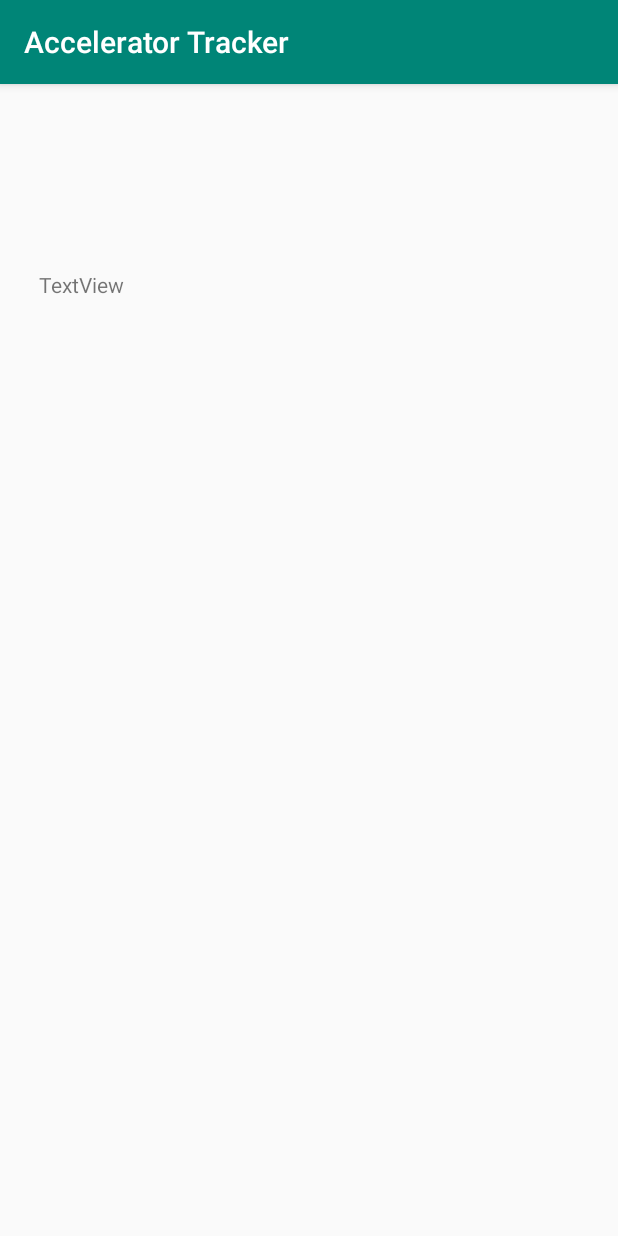
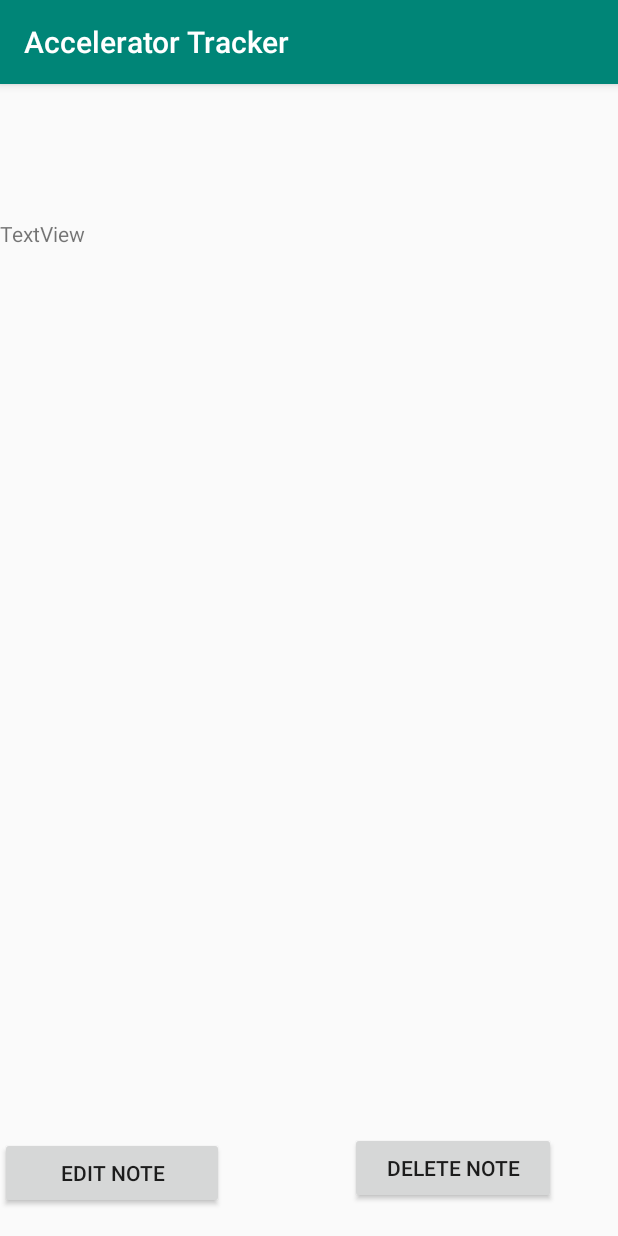
Before and after one commit to XarnnibusTug/WGU-Term_Tracker, an Android app: the CourseNoteViewActivity screen opened directly, with no data from a screen before it, on a phone screen of 412 x 824 dp. Run offline under Robolectric (Android 15) with nearby library versions, the phone set to English and light mode, and no system bars.

Commit message:
Feat: Course Note Edit and Course Note Delete

```diff
--- a/app/src/main/AndroidManifest.xml
+++ b/app/src/main/AndroidManifest.xml
@@ -21,6 +21,7 @@
             android:name=".CourseProvider"
             android:authorities="com.example.jmor123.myapplication.CourseProvider"
             android:exported="true" />
+        <!-- Course Note Provider -->
         <provider
             android:name=".CourseNotesProvider"
             android:authorities="com.example.jmor123.myapplication.CourseNotesProvider"
--- a/app/src/main/java/com/example/jmor132/myapplication/CourseNoteDataManager.java
+++ b/app/src/main/java/com/example/jmor132/myapplication/CourseNoteDataManager.java
@@ -20,7 +20,7 @@ public class CourseNoteDataManager {
                                                             DBOpenHelper.COURSE_NOTES_TABLE_ID + " = " + courseNoteID, null, null);
 
         cursor.moveToFirst();
-        long courseID = cursor.getLong(cursor.getColumnIndex(DBOpenHelper.COURSE_NOTE_COURSE_ID));
+        Long courseID = cursor.getLong(cursor.getColumnIndex(DBOpenHelper.COURSE_NOTE_COURSE_ID));
         String text = cursor.getString(cursor.getColumnIndex(DBOpenHelper.COURSE_NOTE_TEXT));
 
         CourseNote courseNote = new CourseNote();
--- a/app/src/main/java/com/example/jmor132/myapplication/CourseNoteViewActivity.java
+++ b/app/src/main/java/com/example/jmor132/myapplication/CourseNoteViewActivity.java
@@ -1,15 +1,50 @@
 package com.example.jmor132.myapplication;
 
+import android.content.Intent;
+import android.net.Uri;
 import android.support.v7.app.AppCompatActivity;
 import android.os.Bundle;
+import android.text.method.ScrollingMovementMethod;
+import android.view.View;
+import android.widget.ShareActionProvider;
+import android.widget.TextView;
 
 public class CourseNoteViewActivity extends AppCompatActivity {
 
     private static final int COURSE_NOTE_EDITOR_CODE = 11111;
 
+
+    private long courseNoteID;
+    private Uri courseNoteUri;
+    private TextView courseNoteText;
+
+
+
     @Override
     protected void onCreate(Bundle savedInstanceState) {
         super.onCreate(savedInstanceState);
         setContentView(R.layout.activity_course_note_view);
+
+        courseNoteText = findViewById(R.id.courseNoteText);
+        courseNoteUri = getIntent().getParcelableExtra(CourseNotesProvider.COURSE_NOTE_CONTENT_TYPE);
+
+        if(courseNoteUri != null){
+            courseNoteID = Long.parseLong(courseNoteUri.getLastPathSegment());
+            setTitle(getString(R.string.course_note_title));
+            generateNote();
+        }
+    }
+
+    private void generateNote(){
+        CourseNote courseNote = CourseNoteDataManager.getCourseNote(this, courseNoteID);
+        courseNoteText.setText(courseNote.text);
+        courseNoteText.setMovementMethod(new ScrollingMovementMethod());
+    }
+
+    public void editNote(View view){
+        Intent intent = new Intent(this, CourseNoteEdit.class);
+        intent.putExtra(CourseNotesProvider.COURSE_NOTE_CONTENT_TYPE, courseNoteUri);
+        startActivityForResult(intent, COURSE_NOTE_EDITOR_CODE);
+
     }
 }
--- a/app/src/main/java/com/example/jmor132/myapplication/CourseViewActivity.java
+++ b/app/src/main/java/com/example/jmor132/myapplication/CourseViewActivity.java
@@ -86,6 +86,7 @@ public class CourseViewActivity extends AppCompatActivity {
         return true;
     }
 
+    // Menu Items
     @Override
     public boolean onOptionsItemSelected(MenuItem item){
         int id = item.getItemId();
--- a/app/src/main/res/layout/activity_course_note_view.xml
+++ b/app/src/main/res/layout/activity_course_note_view.xml
@@ -9,13 +9,34 @@
 
     <TextView
         android:id="@+id/courseNoteText"
-        android:layout_width="333dp"
-        android:layout_height="164dp"
+        android:layout_width="match_parent"
+        android:layout_height="316dp"
         android:layout_alignParentStart="true"
         android:layout_alignParentLeft="true"
         android:layout_alignParentTop="true"
-        android:layout_marginStart="26dp"
-        android:layout_marginLeft="26dp"
-        android:layout_marginTop="124dp"
+        android:layout_marginStart="0dp"
+        android:layout_marginLeft="0dp"
+        android:layout_marginTop="90dp"
         android:text="TextView" />
+
+    <Button
+        android:id="@+id/button4"
+        android:layout_width="137dp"
+        android:layout_height="wrap_content"
+        android:layout_alignParentStart="true"
+        android:layout_alignParentBottom="true"
+        android:layout_marginStart="233dp"
+        android:layout_marginBottom="21dp"
+        android:text="@string/delete_course_note" />
+
+    <Button
+        android:id="@+id/editNoteButton"
+        android:layout_width="149dp"
+        android:layout_height="wrap_content"
+        android:layout_alignParentStart="true"
+        android:layout_alignParentBottom="true"
+        android:layout_marginBottom="18dp"
+        android:onClick="editNote"
+        android:text="@string/edit_course_note" />
+
 </RelativeLayout>
```
Also changed, not shown: app/src/main/java/com/example/jmor132/myapplication/CourseNoteEdit.java (+43 -0 lines), app/src/main/res/layout/activity_course_note_edit.xml (+5 -4 lines), app/src/main/res/layout/course_note_list.xml (+8 -18 lines), app/src/main/res/values/strings.xml (+10 -2 lines).
